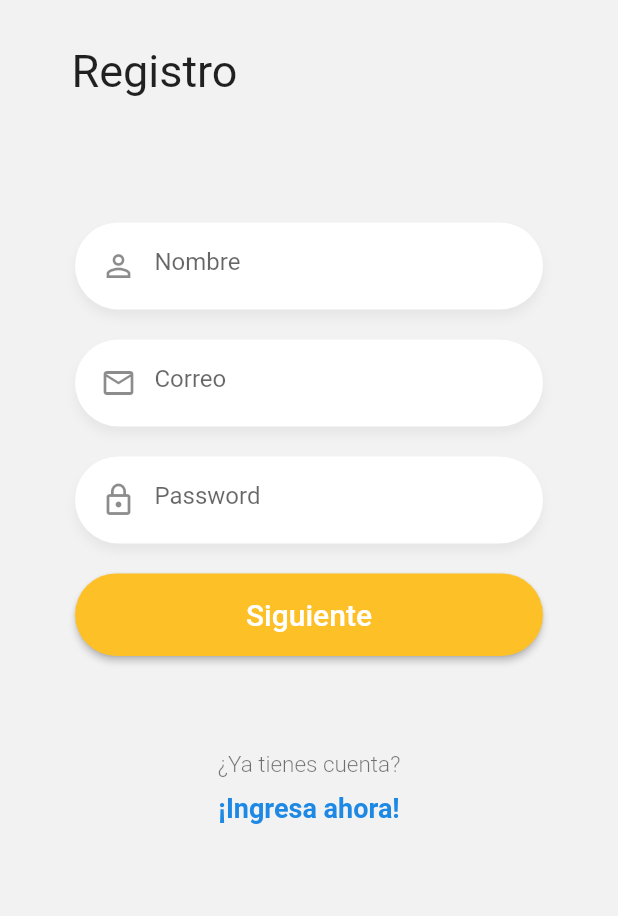
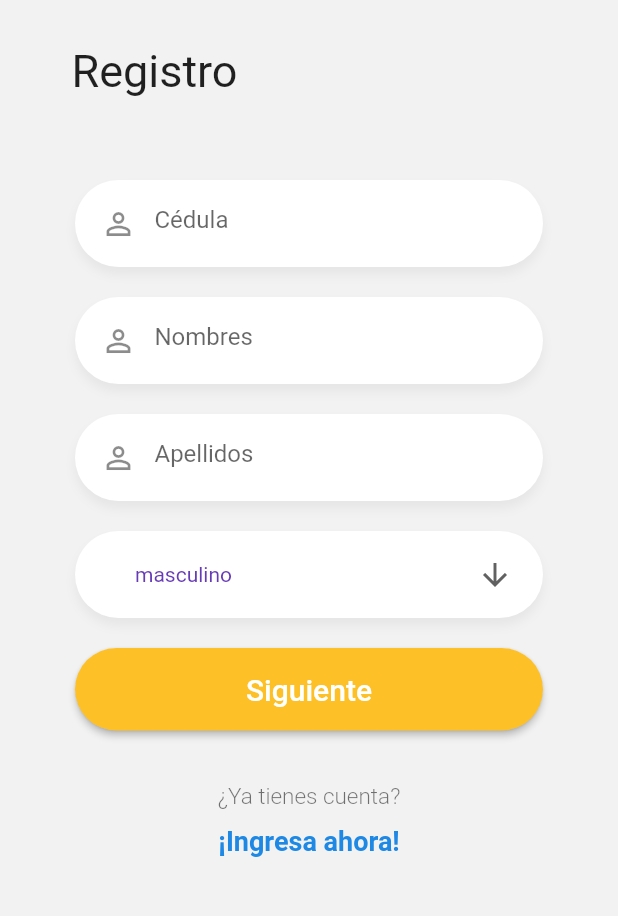
Before and after one commit to nimbusSof/flutter_viaje_express_cliente, a Flutter app: the screen it shows after launch, after a tap on "¡Crea una ahora!", on a phone screen of 412 x 824 dp, the part 288-1204 px from its top. Run offline on Flutter 3.47's test engine with Material 2 defaults, Android fonts, the phone set to English and light mode, and no system bars; our stand-ins replace bloc, flutter_bloc.

Commit message:
Se creó exitosamente el customDropDown

```diff
--- a/lib/src/pages/principal/signIn_page.dart
+++ b/lib/src/pages/principal/signIn_page.dart
@@ -3,12 +3,12 @@ import 'package:flutter_bloc/flutter_bloc.dart';
 
 import 'package:flutter_viaje_express_cliente/src/bloc/signIn_bloc/signin_bloc.dart';
 import 'package:flutter_viaje_express_cliente/src/widgets/custom_button.dart';
+import 'package:flutter_viaje_express_cliente/src/widgets/custom_dropDown.dart';
 import 'package:flutter_viaje_express_cliente/src/widgets/custom_input.dart';
 import 'package:flutter_viaje_express_cliente/src/widgets/labels.dart';
 import 'package:flutter_viaje_express_cliente/src/widgets/logo_signin.dart';
 
 class SignInPage extends StatelessWidget {
-  final int op = 0;
   @override
   Widget build(BuildContext context) {
     return MultiBlocProvider(
@@ -24,17 +24,13 @@ class SignInPage extends StatelessWidget {
             physics:
                 BouncingScrollPhysics(), //animacion rebote tanto en IOs como en android
             child: Container(
-              height: MediaQuery.of(context).size.height * 0.9,
+              //height: MediaQuery.of(context).size.height * 0.8,
               child: Column(
                 mainAxisAlignment: MainAxisAlignment.spaceBetween,
                 children: <Widget>[
                   LogoSignIn(),
+                  SizedBox(height: 35),
                   SiguientePanel(),
-                  Labels(
-                    ruta: 'login',
-                    titulo: '¿Ya tienes cuenta?',
-                    subtitulo: '¡Ingresa ahora!',
-                  ),
                 ],
               ),
             ),
@@ -43,14 +39,9 @@ class SignInPage extends StatelessWidget {
       ),
     );
   }
-
-
 }
 
-
 class SiguientePanel extends StatelessWidget {
-
-
   @override
   Widget build(BuildContext context) {
     return BlocBuilder<SigninBloc, SigninState>(builder: (_, state) {
@@ -58,6 +49,8 @@ class SiguientePanel extends StatelessWidget {
         return _Form();
       } else if (state.opcion == 1) {
         return _Form1();
+      } else if (state.opcion == 2) {
+        return _Form2();
       } else {
         return _Form();
       }
@@ -65,17 +58,81 @@ class SiguientePanel extends StatelessWidget {
   }
 }
 
-
-
 class _Form extends StatefulWidget {
   @override
   __FormState createState() => __FormState();
 }
 
 class __FormState extends State<_Form> {
-  final emailCtrl = TextEditingController();
-  final passCtrl = TextEditingController();
-  final nameCtrl = TextEditingController();
+  final cedulaCtrl = TextEditingController();
+  final nombresCtrl = TextEditingController();
+  final apellidosCtrl = TextEditingController();
+  List<String> listaGenero = ['masculino', 'femenino', 'otro'];
+
+  @override
+  Widget build(BuildContext context) {
+
+    return Container(
+      margin: EdgeInsets.only(top: 20),
+      padding: EdgeInsets.symmetric(horizontal: 50),
+      child: Column(
+        children: <Widget>[
+          CustomInput(
+              icon: Icons.perm_identity,
+              placeHolder: 'Cédula',
+              keyboardType: TextInputType.number,
+              textController: cedulaCtrl),
+          CustomInput(
+              icon: Icons.perm_identity,
+              placeHolder: 'Nombres',
+              keyboardType: TextInputType.name,
+              textController: nombresCtrl),
+          CustomInput(
+              icon: Icons.perm_identity,
+              placeHolder: 'Apellidos',
+              keyboardType: TextInputType.name,
+              textController: apellidosCtrl),
+
+          CustomDropDown(lista: listaGenero),
+
+          CustomButton(
+              text: 'Siguiente',
+              onPressed: () {
+                BlocProvider.of<SigninBloc>(context).add(CambiarPanel(1));
+              }),
+          SizedBox(height: 35),
+          Labels(
+            ruta: 'login',
+            titulo: '¿Ya tienes cuenta?',
+            subtitulo: '¡Ingresa ahora!',
+          ),
+        ],
+      ),
+    );
+  }
+
+  List<DropdownMenuItem<String>> getOpcionesDropdown() {
+    List<DropdownMenuItem<String>> lista = [];
+    listaGenero.forEach((genero) {
+
+      lista.add(DropdownMenuItem(
+        child: Text(genero),
+        value: genero,
+      ));
+    });
+
+    return lista;
+  }
+
+}
+
+class _Form1 extends StatefulWidget {
+  @override
+  __Form1State createState() => __Form1State();
+}
+
+class __Form1State extends State<_Form1> {
+  final telefonoCtrl = TextEditingController();
   @override
   Widget build(BuildContext context) {
     return Container(
@@ -85,9 +142,42 @@ class __FormState extends State<_Form> {
         children: <Widget>[
           CustomInput(
               icon: Icons.perm_identity,
-              placeHolder: 'Nombre',
-              keyboardType: TextInputType.name,
-              textController: nameCtrl),
+              placeHolder: 'Teléfono',
+              keyboardType: TextInputType.phone,
+              textController: telefonoCtrl),
+          CustomButton(
+              text: 'Siguiente',
+              onPressed: () {
+                BlocProvider.of<SigninBloc>(context).add(CambiarPanel(2));
+              }),
+              SizedBox(height: 15),
+          CustomButton(
+              text: 'Regresar',
+              onPressed: () {
+                BlocProvider.of<SigninBloc>(context).add(CambiarPanel(0));
+              })
+        ],
+      ),
+    );
+  }
+}
+
+class _Form2 extends StatefulWidget {
+  @override
+  __Form2State createState() => __Form2State();
+}
+
+class __Form2State extends State<_Form2> {
+  final emailCtrl = TextEditingController();
+  final passCtrl = TextEditingController();
+  final pass2Ctrl = TextEditingController();
+  @override
+  Widget build(BuildContext context) {
+    return Container(
+      margin: EdgeInsets.only(top: 20),
+      padding: EdgeInsets.symmetric(horizontal: 50),
+      child: Column(
+        children: <Widget>[
           CustomInput(
             icon: Icons.mail_outline,
             placeHolder: 'Correo',
@@ -100,8 +190,20 @@ class __FormState extends State<_Form> {
             isPassword: true,
             textController: passCtrl,
           ),
+          CustomInput(
+            icon: Icons.lock_outline,
+            placeHolder: 'Confirmar Password',
+            isPassword: true,
+            textController: pass2Ctrl,
+          ),
           CustomButton(
-              text: 'Siguiente',
+              text: 'Finalizar Registro',
+              onPressed: () {
+                BlocProvider.of<SigninBloc>(context).add(CambiarPanel(1));
+              }),
+              SizedBox(height: 15),
+          CustomButton(
+              text: 'Regresar',
               onPressed: () {
                 BlocProvider.of<SigninBloc>(context).add(CambiarPanel(1));
               })
@@ -110,31 +212,3 @@ class __FormState extends State<_Form> {
     );
   }
 }
-
-class _Form1 extends StatefulWidget {
-  @override
-  __Form1State createState() => __Form1State();
-}
-
-class __Form1State extends State<_Form1> {
-  final emailCtrl = TextEditingController();
-  final passCtrl = TextEditingController();
-  final nameCtrl = TextEditingController();
-  @override
-  Widget build(BuildContext context) {
-    return Container(
-      margin: EdgeInsets.only(top: 20),
-      padding: EdgeInsets.symmetric(horizontal: 50),
-      child: Column(
-        children: <Widget>[
-          CustomInput(
-              icon: Icons.perm_identity,
-              placeHolder: 'Nombre',
-              keyboardType: TextInputType.name,
-              textController: nameCtrl),
-          CustomButton(text: 'Siguiente', onPressed: () {})
-        ],
-      ),
-    );
-  }
-}
--- /dev/null
+++ b/lib/src/widgets/custom_dropDown.dart
@@ -0,0 +1,70 @@
+import 'package:flutter/material.dart';
+
+class CustomDropDown extends StatefulWidget {
+  final List<String> lista;
+
+  const CustomDropDown({required this.lista});
+
+  @override
+  _CustomDropDownState createState() => _CustomDropDownState(lista);
+}
+
+class _CustomDropDownState extends State<CustomDropDown> {
+
+
+  final List<String> listaGenero;
+  _CustomDropDownState(this.listaGenero);
+
+  String dropdownValue = 'masculino'; //si este valor fuera diferente a los que hay en la lista, dará error
+
+
+
+
+  @override
+  Widget build(BuildContext context) {
+
+    //print('comprobando lista: ${this.listaGenero.length}');
+    return Container(
+      padding: EdgeInsets.only(top: 5, left: 40, bottom: 5, right: 20),
+      margin: EdgeInsets.only(bottom: 20),
+      decoration: BoxDecoration( // define las caracteristicas visuales del container
+          color: Colors.white,
+          borderRadius: BorderRadius.circular(30),
+          boxShadow: <BoxShadow>[
+            BoxShadow(
+                color: Colors.black.withOpacity(0.05),
+                offset: Offset(0, 5),
+                blurRadius: 5)
+          ]),
+      child: DropdownButton(
+        value: dropdownValue,
+        isExpanded: true,
+        icon: const Icon(Icons.arrow_downward),
+        iconSize: 24,
+        elevation: 16,
+        style: const TextStyle(color: Colors.deepPurple),
+        underline: SizedBox(),
+        onChanged: (String? newValue) {
+          setState(() {
+            dropdownValue = newValue!;
+          });
+        },
+        items: getOpcionesDropdown(),
+      ),
+    );
+  }
+
+
+List<DropdownMenuItem<String>> getOpcionesDropdown() {
+  List<DropdownMenuItem<String>> lista = [];
+  this.listaGenero.forEach((genero) {
+    lista.add(DropdownMenuItem(
+      child: Text(genero),
+      value: genero,
+    ));
+  });
+
+  return lista;
+}
+
+}
```
Also changed, not shown: lib/src/widgets/labels.dart (+13 -0 lines), lib/src/widgets/custom_selectDate.dart (added).
